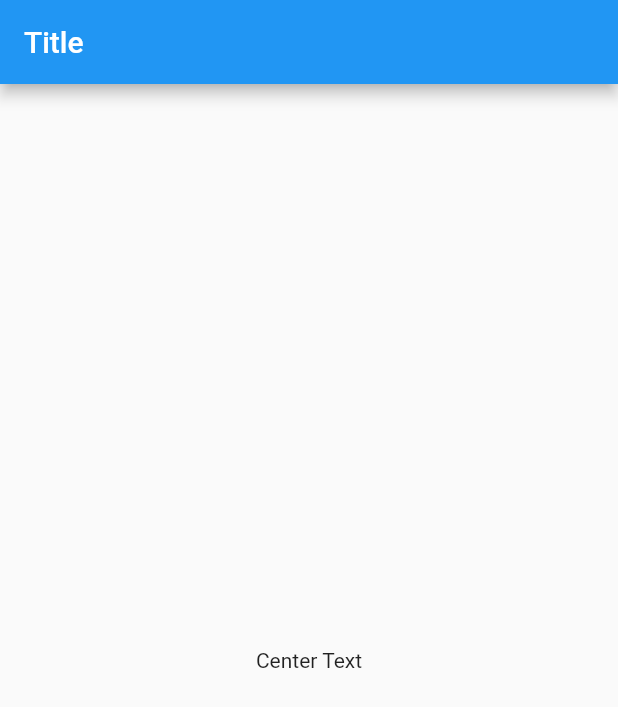
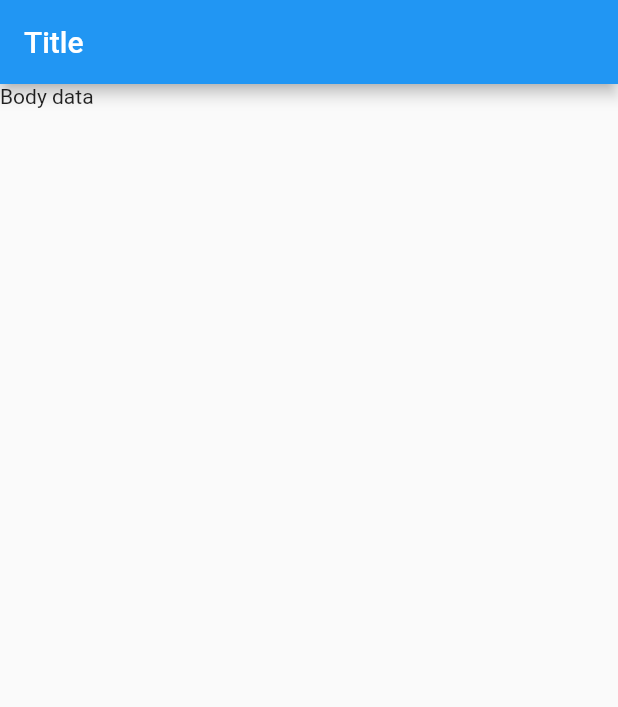
Before and after one commit to obitodarky/Flutter-iOS, a Flutter app: the screen it shows after launch, on a phone screen of 412 x 824 dp. Shown: the top 707 px of the screen. Run offline on Flutter 3.47's test engine with Material 2 defaults, Android fonts, the phone set to English and light mode, and no system bars.

Commit message:
new class

```diff
--- a/getting_started/lib/main.dart
+++ b/getting_started/lib/main.dart
@@ -15,9 +15,8 @@ class FirstApp extends StatelessWidget{
               title: new Text("Title"),
             ),
 
-            body: Center(
-              child: new Text("Center Text"),
-            ),
+            body: Body(),
+
           ),
 
         );
@@ -25,3 +24,12 @@ class FirstApp extends StatelessWidget{
       }
 
 }
+
+class Body extends StatelessWidget{
+
+  @override
+    Widget build(BuildContext context) {
+      // TODO: implement build
+      return new Text("Body data");
+    }
+}
```
